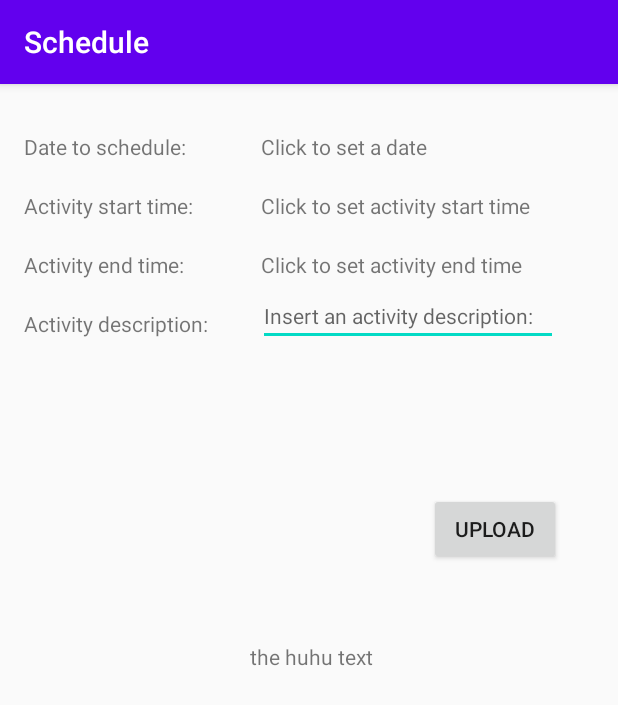
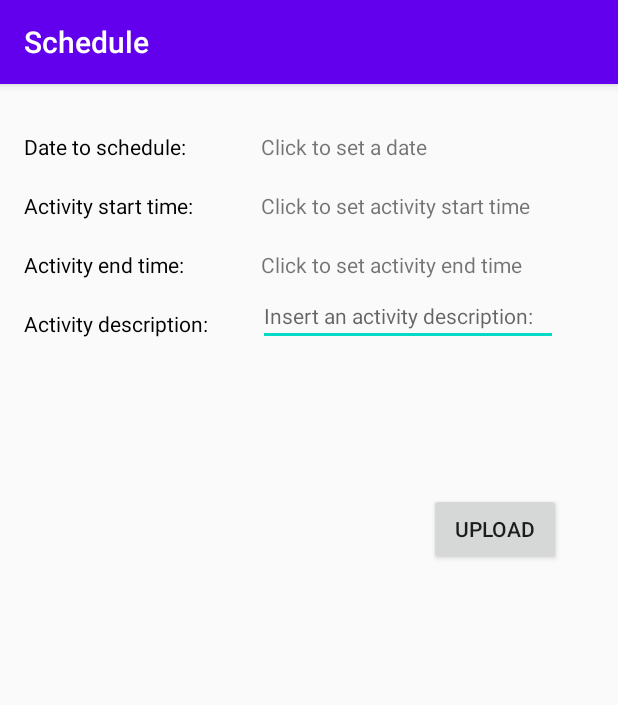
Before and after one commit to praeveen099/Schedule, an Android app: the screen it shows after launch (MainActivity), after a tap on "UPLOAD", on a phone screen of 412 x 824 dp. Shown: the top 705 px of the screen. Run offline under Robolectric (Android 15) with nearby library versions, the phone set to English and light mode, and no system bars.

Commit message:
Made the text views black upon the dialogs being
set and for the instructions to set it.

Also attempting to be able to change the text area

dynamically after upload button pressed

```diff
--- a/app/src/main/java/com/example/schedule/MainActivity.java
+++ b/app/src/main/java/com/example/schedule/MainActivity.java
@@ -7,6 +7,7 @@ import androidx.constraintlayout.widget.ConstraintSet;
 import android.annotation.SuppressLint;
 import android.app.DatePickerDialog;
 import android.app.TimePickerDialog;
+import android.graphics.Color;
 import android.os.Build;
 import android.os.Bundle;
 import android.view.View;
@@ -48,48 +49,6 @@ public class MainActivity extends AppCompatActivity implements View.OnClickListe
         uploadButton = findViewById(R.id.uploadButton);
 
 
-
-
-        @SuppressLint("WrongViewCast")
-        ConstraintLayout constraintLayoutToHoldActivities = (ConstraintLayout) findViewById(R.id.constraintLayoutToHoldActivities);
-
-        // create the set of constraints
-        ConstraintSet constraintSet = new ConstraintSet();
-
-
-        TextView textView = new TextView(this);
-        textView.setText("the huhu text");
-        // ConstraintLayout.LayoutParams textViewLayoutParams = new ConstraintLayout.LayoutParams(ConstraintLayout.LayoutParams.WRAP_CONTENT, ConstraintLayout.LayoutParams.WRAP_CONTENT);
-        // textView.setLayoutParams(textViewLayoutParams);
-
-
-        if (Build.VERSION.SDK_INT >= Build.VERSION_CODES.JELLY_BEAN_MR1) {
-            textView.setId(generateViewId());
-        }
-        else
-            textView.setId(21);
-
-        constraintLayoutToHoldActivities.addView(textView);
-
-        // get the id of the view
-        int idOfTextView = textView.getId();
-        constraintSet.clone(constraintLayoutToHoldActivities);
-        constraintSet.connect(idOfTextView, ConstraintSet.TOP, ConstraintSet.PARENT_ID, ConstraintSet.TOP, 0 );
-        constraintSet.connect(idOfTextView, ConstraintSet.START,  ConstraintSet.PARENT_ID, ConstraintSet.START, 0);
-        constraintSet.connect(idOfTextView, ConstraintSet.END,  ConstraintSet.PARENT_ID, ConstraintSet.END, 0);
-        constraintSet.applyTo(constraintLayoutToHoldActivities);
-
-
-
-//        ViewGroup.LayoutParams params = new RelativeLayout.LayoutParams(ViewGroup.LayoutParams.WRAP_CONTENT, ViewGroup.LayoutParams.WRAP_CONTENT);
-//        textView.setLayoutParams(params);
-
-
-
-
-
-
-
         beginDateTxt.setOnClickListener(this);
         activityStartTimeTxt.setOnClickListener(this);
         activityEndTime.setOnClickListener(this);
@@ -98,6 +57,7 @@ public class MainActivity extends AppCompatActivity implements View.OnClickListe
     }
 
     // override the current onClick method
+    @SuppressLint("ResourceType")
     @Override
     public void onClick(View v)
     {
@@ -118,9 +78,12 @@ public class MainActivity extends AppCompatActivity implements View.OnClickListe
                                               int monthOfYear, int dayOfMonth)
                         {
                             beginDateTxt.setText(dayOfMonth + "-" + (monthOfYear + 1) + "-" + year);
+                            // set the text area to have text which is black
+                            beginDateTxt.setTextColor(Color.parseColor("#000000"));
                         }
                     } , currentYear, currentMonth, currentDay);
             datePickerDialog.show();
+
         }
         if (v == activityStartTimeTxt)
         {
@@ -138,6 +101,8 @@ public class MainActivity extends AppCompatActivity implements View.OnClickListe
                                               int minute)
                         {
                             activityStartTimeTxt.setText(hourOfDay + ":" + minute );
+                            // set the text area to have text which is black
+                            activityStartTimeTxt.setTextColor(Color.parseColor("#000000"));
 
                         }
             }, currentHour, currentMinute, false);
@@ -162,6 +127,7 @@ public class MainActivity extends AppCompatActivity implements View.OnClickListe
                                               int minute)
                         {
                             activityEndTime.setText(hourOfDay + ":" + minute );
+                            activityEndTime.setTextColor(Color.parseColor("#000000"));
 
                         }
                     }, currentHour, currentMinute, false);
@@ -169,6 +135,45 @@ public class MainActivity extends AppCompatActivity implements View.OnClickListe
             // show the time picker dialog
             timePickerDialog.show();
         }
+        // when the upload data is pressed show the uploaded data
+        if(v == uploadButton)
+        {
+
+
+            @SuppressLint("WrongViewCast")
+            ConstraintLayout constraintLayoutToHoldActivities = (ConstraintLayout) findViewById(R.id.constraintLayoutToHoldActivities);
+
+            // create the set of constraints
+            ConstraintSet constraintSet = new ConstraintSet();
+
+
+            TextView textView = new TextView(this);
+            if(!((String) beginDateTxt.getText()).equals("Click to set a date"))
+            {
+                textView.setText((String) beginDateTxt.getText());
+                // ConstraintLayout.LayoutParams textViewLayoutParams = new ConstraintLayout.LayoutParams(ConstraintLayout.LayoutParams.WRAP_CONTENT, ConstraintLayout.LayoutParams.WRAP_CONTENT);
+                // textView.setLayoutParams(textViewLayoutParams);
+
+
+                if (Build.VERSION.SDK_INT >= Build.VERSION_CODES.JELLY_BEAN_MR1) {
+                    textView.setId(generateViewId());
+                }
+                else
+                    textView.setId(21);
+
+                constraintLayoutToHoldActivities.addView(textView);
+
+                // get the id of the view
+                int idOfTextView = textView.getId();
+                constraintSet.clone(constraintLayoutToHoldActivities);
+                constraintSet.connect(idOfTextView, ConstraintSet.TOP, ConstraintSet.PARENT_ID, ConstraintSet.TOP, 0 );
+                constraintSet.connect(idOfTextView, ConstraintSet.START,  ConstraintSet.PARENT_ID, ConstraintSet.START, 0);
+                constraintSet.connect(idOfTextView, ConstraintSet.END,  ConstraintSet.PARENT_ID, ConstraintSet.END, 0);
+                constraintSet.applyTo(constraintLayoutToHoldActivities);
+            } // if the date is  set
+
+
+        } // if upload button is pressed
 
 
     }
--- a/app/src/main/res/layout/activity_main.xml
+++ b/app/src/main/res/layout/activity_main.xml
@@ -4,7 +4,8 @@
     xmlns:tools="http://schemas.android.com/tools"
     android:id="@+id/constraintLayout"
     android:layout_width="match_parent"
-    android:layout_height="match_parent">
+    android:layout_height="match_parent"
+    >
 
     <TextView
         android:id="@+id/textView2"
@@ -15,6 +16,7 @@
         android:layout_marginTop="16dp"
         android:text="@string/activity_description"
         android:textSize="14sp"
+        android:textColor="#000000"
         app:layout_constraintStart_toStartOf="parent"
         app:layout_constraintTop_toBottomOf="@+id/textView" />
 
@@ -69,6 +71,7 @@
         android:layout_marginTop="16dp"
         android:text="@string/activity_start_time"
         android:textSize="14sp"
+        android:textColor="#000000"
         app:layout_constraintStart_toStartOf="parent"
         app:layout_constraintTop_toBottomOf="@+id/textView7" />
 
@@ -81,6 +84,7 @@
         android:layout_marginTop="16dp"
         android:text="@string/activity_end_time"
         android:textSize="14sp"
+        android:textColor="#000000"
         app:layout_constraintStart_toStartOf="parent"
         app:layout_constraintTop_toBottomOf="@+id/textView4" />
 
@@ -93,6 +97,7 @@
         android:layout_marginTop="32dp"
         android:text="@string/date_to_schedule"
         android:textSize="14sp"
+        android:textColor="#000000"
         app:layout_constraintStart_toStartOf="parent"
         app:layout_constraintTop_toTopOf="parent" />
 
@@ -135,7 +140,6 @@
         android:layout_height="282dp"
         app:layout_constraintBottom_toBottomOf="parent"
         app:layout_constraintEnd_toEndOf="parent"
-        app:layout_constraintHorizontal_bias="1.0"
         app:layout_constraintStart_toStartOf="parent"
         app:layout_constraintTop_toTopOf="parent"
         app:layout_constraintVertical_bias="0.766">
```
